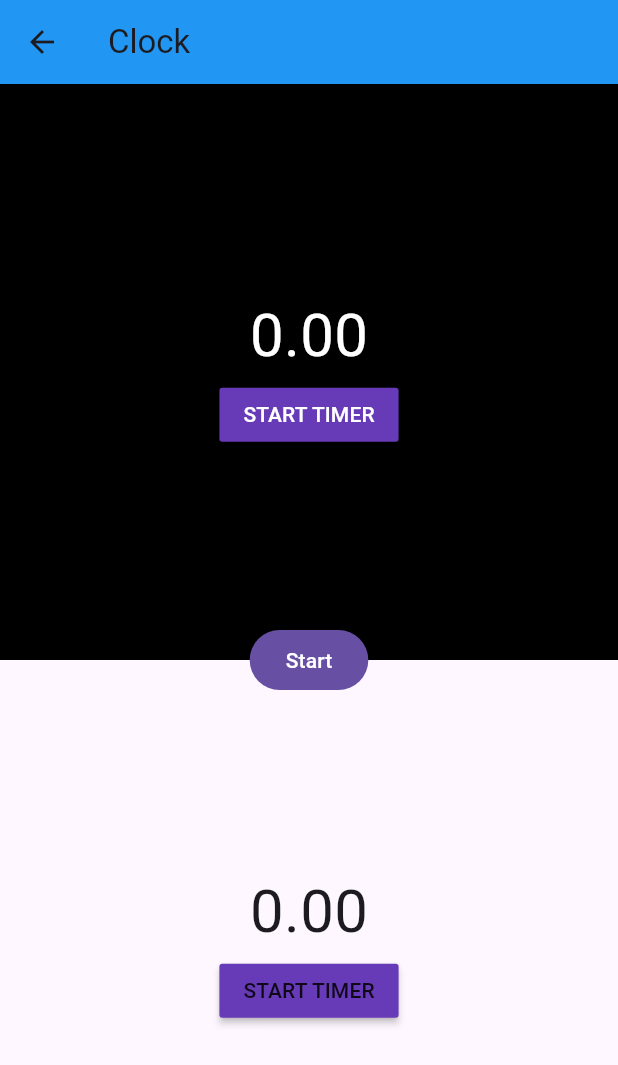
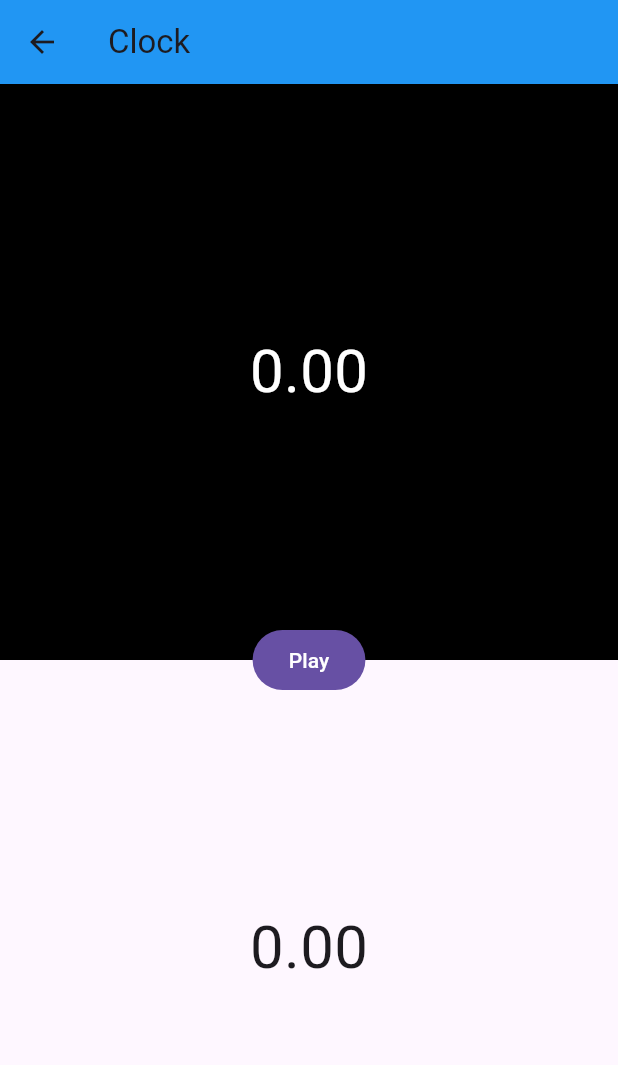
Before and after one commit to GFerhat/chess_clock, a Flutter app: the GamePage screen opened directly, on a phone screen of 412 x 824 dp. Shown: the top 1065 px of the screen. Run offline on Flutter 3.47's test engine with Material 3 defaults, Android fonts, the phone set to English and light mode, and no system bars; our stand-ins replace flutter_riverpod.

Commit message:
refactor: update game page buttons and improve time tweak settings, added onLongPress to stop both times during game

```diff
--- a/lib/gui/game_page.dart
+++ b/lib/gui/game_page.dart
@@ -22,6 +22,7 @@ class GamePage extends ConsumerWidget {
               children: [
                 Expanded(
                   flex: 1,
+                  //Black
                   child: Container(
                     color: Colors.black,
                     child: Column(
@@ -31,13 +32,14 @@ class GamePage extends ConsumerWidget {
                           timeState.timeBlack.time.toStringAsFixed(2),
                           style: TextStyle(fontSize: 40, color: Colors.white),
                         ),
+                        if (timeState.init && timeState.timeBlack.runTime)
                           MaterialButton(
                             onPressed: () {
                               timeNotifier.toggleRunTime();
                             },
                             color: Colors.deepPurple,
                             child: Text(
-                            'START TIMER',
+                              'PASS TURN',
                               style: TextStyle(color: Colors.white),
                             ),
                           ),
@@ -47,6 +49,7 @@ class GamePage extends ConsumerWidget {
                 ),
                 Expanded(
                   flex: 1,
+                  //White
                   child: Container(
                     child: Column(
                       mainAxisAlignment: MainAxisAlignment.center,
@@ -55,12 +58,13 @@ class GamePage extends ConsumerWidget {
                           timeState.timeWhite.time.toStringAsFixed(2),
                           style: TextStyle(fontSize: 40),
                         ),
+                        if (timeState.init && timeState.timeWhite.runTime)
                           MaterialButton(
                             onPressed: () {
                               timeNotifier.toggleRunTime();
                             },
                             color: Colors.deepPurple,
-                          child: Text('START TIMER'),
+                            child: Text('PASS TURN'),
                           ),
                       ],
                     ),
@@ -68,11 +72,18 @@ class GamePage extends ConsumerWidget {
                 ),
               ],
             ),
-            if (!timeState.init)
-              Center(
+            !timeState.init
+                ? Center(
                     child: FilledButton(
                       onPressed: timeNotifier.startTimerBlack,
-                  child: Text('Start'),
+                      child: Text('Play'),
+                    ),
+                  )
+                : Center(
+                    child: FilledButton(
+                      onPressed: () {},
+                      onLongPress: timeNotifier.stopTimerAll,
+                      child: Text('hold to Stop'),
                     ),
                   ),
           ],
```
Also changed, not shown: lib/gui/time_gridview.dart (+0 -19 lines), lib/main.dart (+5 -2 lines), lib/state/game_tweaks_notfier.dart (+5 -5 lines), lib/state/gamemode_state.dart (+5 -5 lines), lib/state/time_state_notifier.dart (+8 -4 lines). Lines whose indentation alone changed are shown as unchanged.
